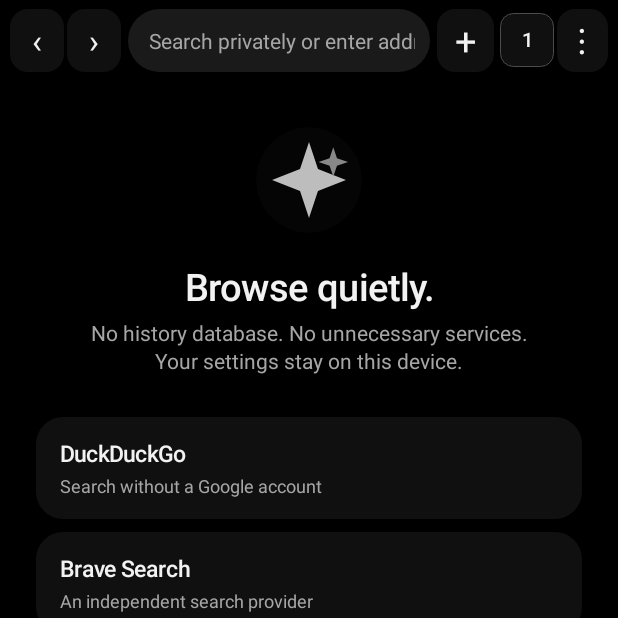
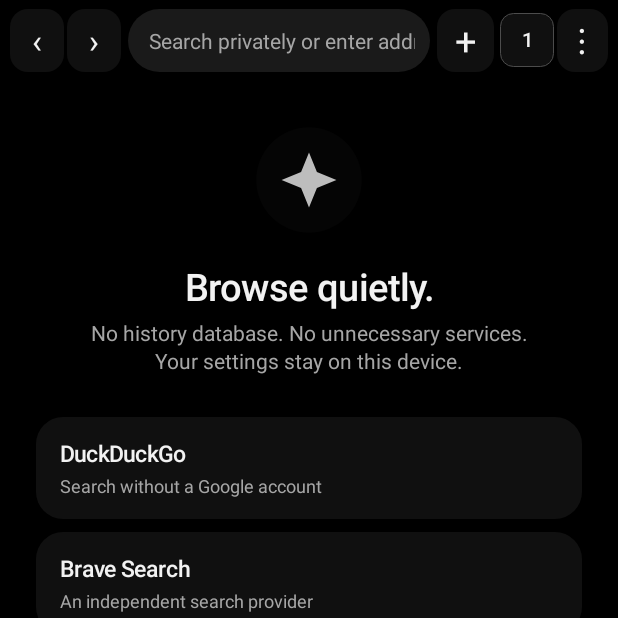
Before and after one commit to r2ality/noctis, an Android app: the screen it shows after launch (MainActivity), on a phone screen of 412 x 824 dp, the top half of it. Run offline under Robolectric (Android 15) with nearby library versions, the phone set to English and light mode, and no system bars.

Commit message:
Add files via upload

```diff
--- a/app/src/main/res/drawable/ic_noctis.xml
+++ b/app/src/main/res/drawable/ic_noctis.xml
@@ -1,7 +1,8 @@
 <vector xmlns:android="http://schemas.android.com/apk/res/android"
-    android:width="108dp" android:height="108dp"
-    android:viewportWidth="108" android:viewportHeight="108">
+    android:width="108dp"
+    android:height="108dp"
+    android:viewportWidth="108"
+    android:viewportHeight="108">
     <path android:fillColor="#050505" android:pathData="M54,4 A50,50 0,1 0,54 104 A50,50 0,1 0,54 4" />
-    <path android:fillColor="#BDBDBD" android:pathData="M54,18 L62.5,43.5 L89,54 L62.5,64.5 L54,90 L45.5,64.5 L19,54 L45.5,43.5 Z" />
-    <path android:fillColor="#888888" android:pathData="M77,23 L80.5,33.5 L91,37 L80.5,40.5 L77,51 L73.5,40.5 L63,37 L73.5,33.5 Z" />
+    <path android:fillColor="#BDBDBD" android:pathData="M54,28 L61.5,46.5 L80,54 L61.5,61.5 L54,80 L46.5,61.5 L28,54 L46.5,46.5 Z" />
 </vector>
--- a/app/src/main/res/values/styles.xml
+++ b/app/src/main/res/values/styles.xml
@@ -3,9 +3,20 @@
         <item name="android:fontFamily">sans</item>
         <item name="android:colorAccent">#BDBDBD</item>
         <item name="android:windowLightStatusBar">false</item>
-        <item name="android:statusBarColor">#080808</item>
-        <item name="android:navigationBarColor">#080808</item>
-        <item name="android:windowBackground">#080808</item>
+        <item name="android:statusBarColor">#000000</item>
+        <item name="android:navigationBarColor">#000000</item>
+        <item name="android:windowBackground">#000000</item>
+        <item name="android:windowActionModeOverlay">true</item>
+        <item name="android:windowNoTitle">true</item>
+    </style>
+
+    <style name="NoctisTheme.Light" parent="android:style/Theme.Material.Light.NoActionBar">
+        <item name="android:fontFamily">sans</item>
+        <item name="android:colorAccent">#3A3A3A</item>
+        <item name="android:windowLightStatusBar">true</item>
+        <item name="android:statusBarColor">#FAFAFA</item>
+        <item name="android:navigationBarColor">#FAFAFA</item>
+        <item name="android:windowBackground">#FAFAFA</item>
         <item name="android:windowActionModeOverlay">true</item>
         <item name="android:windowNoTitle">true</item>
     </style>
```
Also changed, not shown: app/src/main/res/drawable/ic_noctis_foreground.xml (+7 -4 lines).
